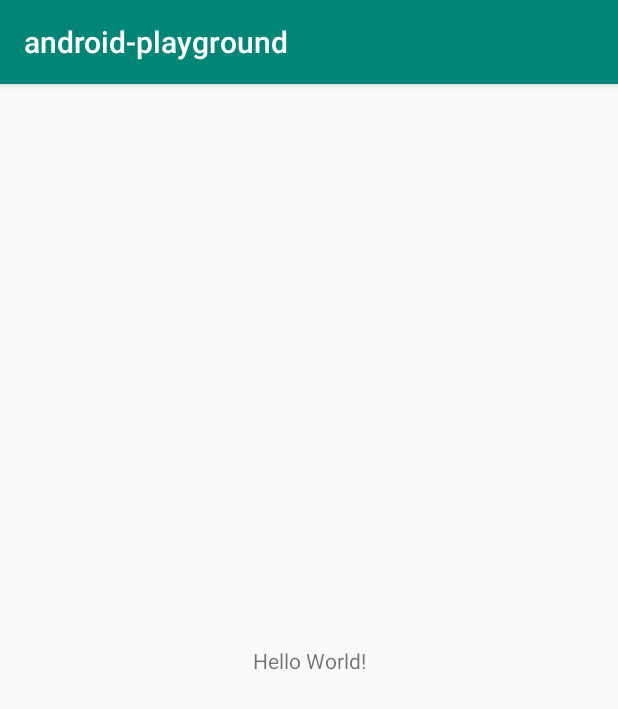
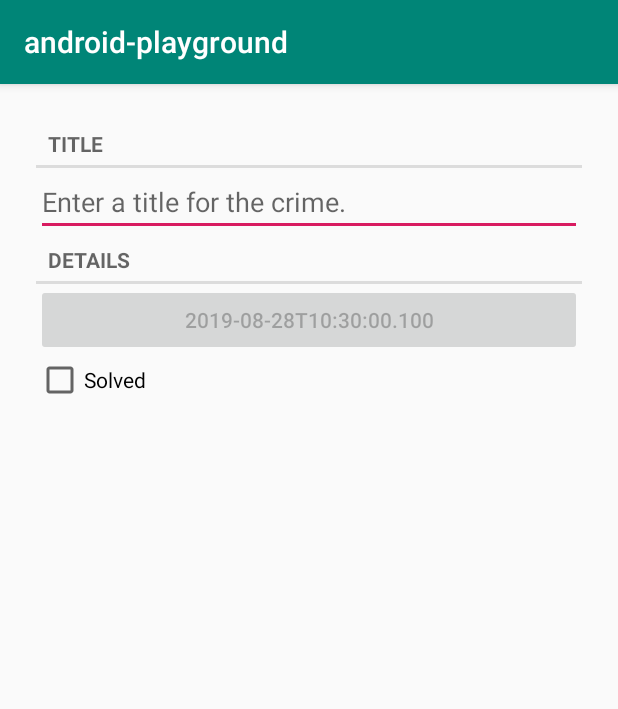
Before and after one commit to hiper2d/android-payground, an Android app: the screen it shows after launch (CrimeActivity), on a phone screen of 412 x 824 dp. Shown: the top 709 px of the screen. Run offline under Robolectric (Android 15) with nearby library versions, the phone set to English and light mode, and no system bars.

Commit message:
Added a fragment to the main activity

```diff
--- a/app/src/main/java/com/hiper2d/playground/CrimeActivity.kt
+++ b/app/src/main/java/com/hiper2d/playground/CrimeActivity.kt
@@ -8,5 +8,13 @@ class CrimeActivity : AppCompatActivity() {
     override fun onCreate(savedInstanceState: Bundle?) {
         super.onCreate(savedInstanceState)
         setContentView(R.layout.activity_crime)
+
+        var fragment = supportFragmentManager.findFragmentById(R.id.fragment_container)
+        if (fragment == null) {
+            fragment = CrimeFragment()
+            supportFragmentManager
+                .beginTransaction().add(R.id.fragment_container, fragment)
+                .commit()
+        }
     }
 }
--- /dev/null
+++ b/app/src/main/java/com/hiper2d/playground/CrimeFragment.kt
@@ -0,0 +1,64 @@
+package com.hiper2d.playground
+
+import android.os.Bundle
+import android.text.Editable
+import android.text.TextWatcher
+import android.view.LayoutInflater
+import android.view.View
+import android.view.ViewGroup
+import android.widget.Button
+import android.widget.CheckBox
+import android.widget.CompoundButton
+import android.widget.EditText
+import androidx.fragment.app.Fragment
+import com.hiper2d.playground.dto.Crime
+
+class CrimeFragment: Fragment() {
+
+    private lateinit var crime: Crime
+
+    private lateinit var titleField: EditText
+    private lateinit var dateButton: Button
+    private lateinit var solvedCheckBox : CheckBox
+
+    override fun onCreate(savedInstanceState: Bundle?) {
+        super.onCreate(savedInstanceState)
+        crime = Crime()
+    }
+
+    override fun onCreateView(inflater: LayoutInflater, container: ViewGroup?, savedInstanceState: Bundle?): View =
+        inflater.inflate(R.layout.fragment_crime, container, false)
+            .apply {
+                setupTitleTextView(this)
+                setupDateButton(this)
+                setupSolvedCheckbox(this)
+            }
+
+    private fun setupTitleTextView(view: View) {
+        titleField = view.findViewById(R.id.crime_title)
+        titleField.addTextChangedListener(object : TextWatcher {
+            override fun afterTextChanged(p0: Editable?) {
+            }
+
+            override fun beforeTextChanged(p0: CharSequence?, p1: Int, p2: Int, p3: Int) {
+            }
+
+            override fun onTextChanged(p0: CharSequence?, p1: Int, p2: Int, p3: Int) {
+                crime.title = p0.toString()
+            }
+        })
+    }
+
+    private fun setupDateButton(view: View) {
+        dateButton = view.findViewById(R.id.crime_date)
+        dateButton.text = crime.date.toString()
+        dateButton.isEnabled = false
+    }
+
+    private fun setupSolvedCheckbox(view: View) {
+        solvedCheckBox = view.findViewById(R.id.crime_solved)
+        solvedCheckBox.setOnCheckedChangeListener { _, isChecked ->
+            crime.solved = isChecked
+        }
+    }
+}
--- /dev/null
+++ b/app/src/main/java/com/hiper2d/playground/dto/Crime.kt
@@ -0,0 +1,11 @@
+package com.hiper2d.playground.dto
+
+import java.time.LocalDateTime
+import java.util.*
+
+class Crime {
+    var title: String? = null
+    var solved: Boolean = false
+    val id: UUID = UUID.randomUUID()
+    val date: LocalDateTime = LocalDateTime.now()
+}
--- a/app/src/main/res/layout/activity_crime.xml
+++ b/app/src/main/res/layout/activity_crime.xml
@@ -6,13 +6,13 @@
     android:layout_height="match_parent"
     tools:context=".CrimeActivity">
 
-    <TextView
-        android:layout_width="wrap_content"
-        android:layout_height="wrap_content"
-        android:text="Hello World!"
-        app:layout_constraintBottom_toBottomOf="parent"
-        app:layout_constraintLeft_toLeftOf="parent"
-        app:layout_constraintRight_toRightOf="parent"
-        app:layout_constraintTop_toTopOf="parent" />
+    <FrameLayout
+        android:id="@+id/fragment_container"
+        android:layout_width="match_parent"
+        android:layout_height="match_parent"
+        tools:layout_editor_absoluteX="178dp"
+        tools:layout_editor_absoluteY="289dp">
+
+    </FrameLayout>
 
 </androidx.constraintlayout.widget.ConstraintLayout>
--- /dev/null
+++ b/app/src/main/res/layout/fragment_crime.xml
@@ -0,0 +1,38 @@
+<?xml version="1.0" encoding="utf-8"?>
+<LinearLayout xmlns:android="http://schemas.android.com/apk/res/android"
+    android:layout_width="match_parent"
+    android:layout_height="match_parent"
+    android:layout_margin="24dp"
+    android:orientation="vertical">
+
+    <TextView
+        style="?android:listSeparatorTextViewStyle"
+        android:layout_width="match_parent"
+        android:layout_height="wrap_content"
+        android:text="@string/crime_title_label" />
+
+    <EditText
+        android:id="@+id/crime_title"
+        android:layout_width="match_parent"
+        android:layout_height="wrap_content"
+        android:autofillHints=""
+        android:hint="@string/crime_title_hint"
+        android:inputType="text" />
+
+    <TextView
+        style="?android:listSeparatorTextViewStyle"
+        android:layout_width="match_parent"
+        android:layout_height="wrap_content"
+        android:text="@string/crime_details_label" />
+
+    <Button
+        android:id="@+id/crime_date"
+        android:layout_width="match_parent"
+        android:layout_height="wrap_content" />
+
+    <CheckBox
+        android:id="@+id/crime_solved"
+        android:layout_width="match_parent"
+        android:layout_height="wrap_content"
+        android:text="@string/crime_solved_label" />
+</LinearLayout>
--- a/app/src/main/res/values/strings.xml
+++ b/app/src/main/res/values/strings.xml
@@ -1,3 +1,8 @@
 <resources>
     <string name="app_name">android-playground</string>
+
+    <string name="crime_title_hint">Enter a title for the crime.</string>
+    <string name="crime_title_label">Title</string>
+    <string name="crime_details_label">Details</string>
+    <string name="crime_solved_label">Solved</string>
 </resources>
```
